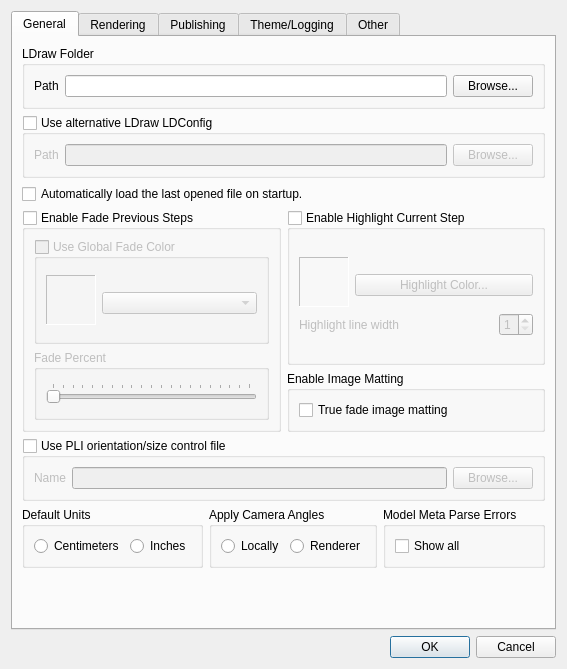
Above: mainApp/preferences.ui from trevorsandy/lpub3d-ci before the change. Below: the same form after it.
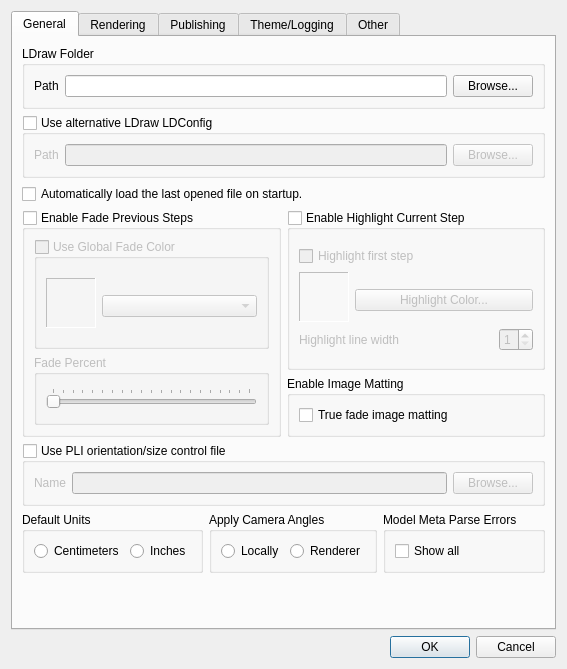
That is the form after the change. Icons and pictures are not drawn.

Commit message: Highlight first step #234

What changed in the file:
```diff
--- a/mainApp/preferences.ui
+++ b/mainApp/preferences.ui
@@ -393,6 +393,13 @@
               </property>
              </spacer>
             </item>
+            <item>
+             <widget class="QCheckBox" name="highlightFirstStepBox">
+              <property name="text">
+               <string>Highlight first step</string>
+              </property>
+             </widget>
+            </item>
             <item>
              <layout class="QGridLayout" name="gridLayout_7">
               <item row="0" column="0" rowspan="3">
```
The commit also changes 7 other files.
